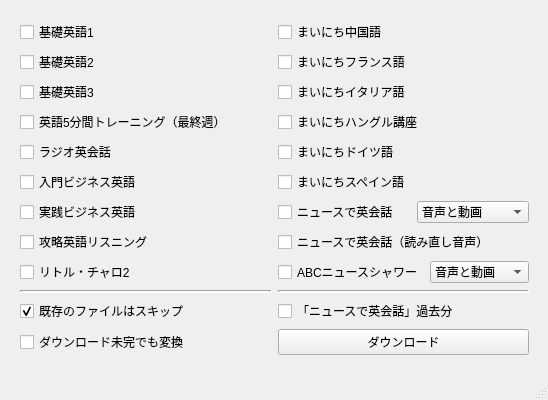
First picture: the form in mainwindow.ui, repository CSReviser/CaptureStream, before the edit.
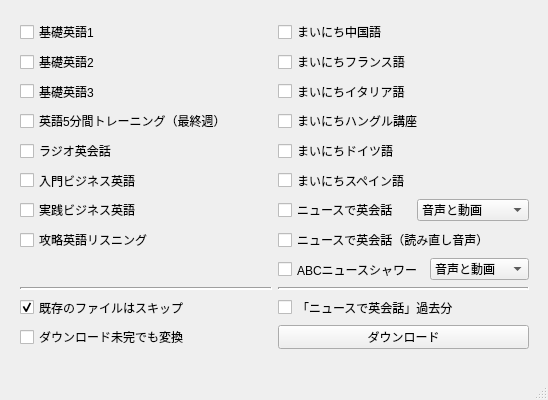
Second picture: the form after the edit.

Commit message: リトル・チャロ削除

What changed in the file:
```diff
--- a/mainwindow.ui
+++ b/mainwindow.ui
@@ -44,7 +44,7 @@
       <x>9</x>
       <y>9</y>
       <width>531</width>
-      <height>359</height>
+      <height>351</height>
      </rect>
     </property>
     <layout class="QGridLayout" name="gridLayout_3" rowstretch="0,0,0,0,0,0,0,0,0,0,0,0,0">
@@ -301,13 +301,6 @@
        </property>
       </widget>
      </item>
-     <item row="8" column="0">
-      <widget class="QCheckBox" name="checkBox_13">
-       <property name="text">
-        <string>リトル・チャロ2</string>
-       </property>
-      </widget>
-     </item>
      <item row="7" column="0">
       <widget class="QCheckBox" name="checkBox_kouryaku">
        <property name="text">
@@ -418,6 +411,25 @@
      <bool>false</bool>
     </property>
    </widget>
+   <widget class="QCheckBox" name="checkBox_13">
+    <property name="enabled">
+     <bool>false</bool>
+    </property>
+    <property name="geometry">
+     <rect>
+      <x>260</x>
+      <y>460</y>
+      <width>247</width>
+      <height>20</height>
+     </rect>
+    </property>
+    <property name="text">
+     <string>リトル・チャロ2</string>
+    </property>
+    <property name="checkable">
+     <bool>true</bool>
+    </property>
+   </widget>
   </widget>
   <widget class="QMenuBar" name="menuBar">
    <property name="geometry">
```
The commit also changes 1 other file.
